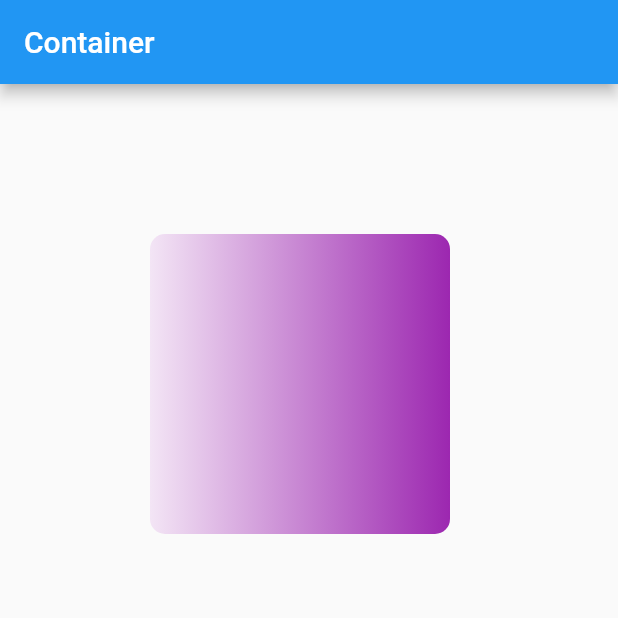
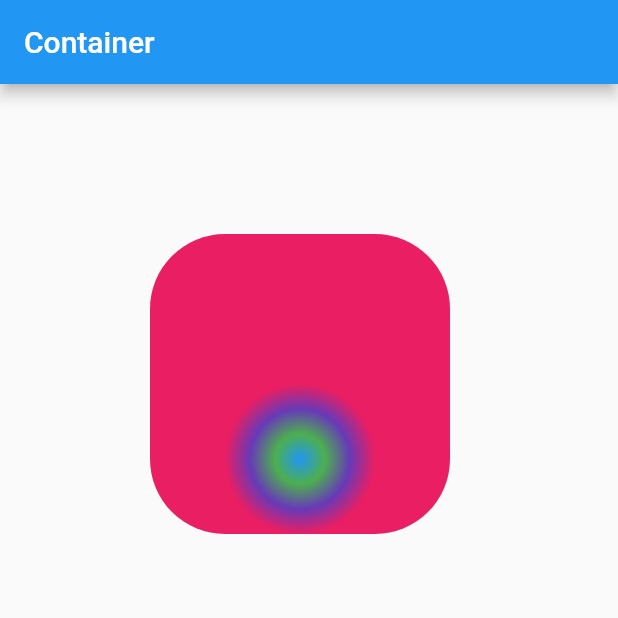
Before and after one commit to yuljlee/container_app, a Flutter app: the screen it shows after launch, on a phone screen of 412 x 824 dp, the top half of it. Run offline on Flutter 3.47's test engine with Material 2 defaults, Android fonts, the phone set to English and light mode, and no system bars.

```diff
--- a/lib/main.dart
+++ b/lib/main.dart
@@ -17,12 +17,24 @@ class MyApp extends StatelessWidget {
             width: 200.0,
             height: 200.0,
             decoration: BoxDecoration(
-              gradient: LinearGradient(
-                colors: [Colors.purple[50], Colors.purple[500]]),
+              gradient: RadialGradient(
+                //begin: Alignment(0.0, -1.0),
+                //end: Alignment(0.0, -0.8),
+                tileMode: TileMode.clamp,
+                // begin: Alignment.topCenter,
+                // end: Alignment.bottomCenter,
+                //stops: [0.5, 0.6, 0.7, 0.8],
+                radius: 0.25,
+                center: Alignment(0.0, 0.5),
+                colors: [Colors.blue,
+                         Colors.green,
+                         Colors.deepPurple,
+                         Colors.pink,
+                         ]),
               color: Colors.orange,
               shape: BoxShape.rectangle,
               borderRadius: BorderRadius.all(
-                Radius.circular(10.0)
+                Radius.circular(50.0)
               )
             ),
         ),
```
